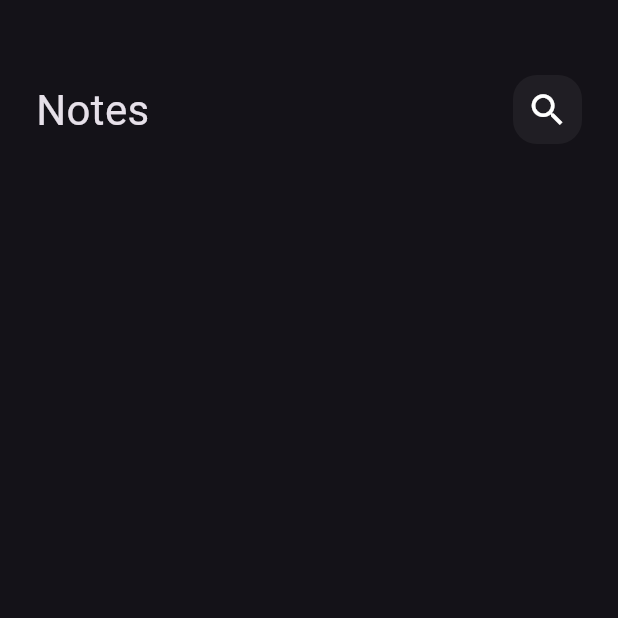
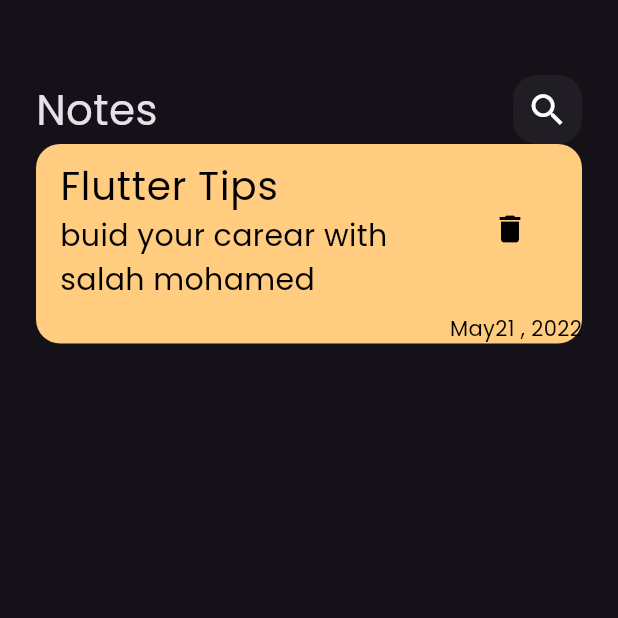
Before and after one commit to Salahffhshg/notes_app, a Flutter app: the screen it shows after launch, on a phone screen of 412 x 824 dp, the top half of it. Run offline on Flutter 3.47's test engine with Material 3 defaults, Android fonts, the phone set to English and light mode, and no system bars.

Commit message:
conter and fonts

```diff
--- a/lib/main.dart
+++ b/lib/main.dart
@@ -5,14 +5,15 @@ import 'notes.dart';
 void main() {
   runApp(const NotesApp());
 }
+
 class NotesApp extends StatelessWidget {
   const NotesApp({super.key});
 
   @override
   Widget build(BuildContext context) {
-    return   MaterialApp(
+    return MaterialApp(
       debugShowCheckedModeBanner: false,
-      theme: ThemeData.dark(),
+      theme: ThemeData(brightness: Brightness.dark, fontFamily: 'Poppins'),
       home: const Notes(),
     );
   }
--- a/lib/widgets/notes_view_body.dart
+++ b/lib/widgets/notes_view_body.dart
@@ -11,10 +11,59 @@ class NotesViewBody extends StatelessWidget {
       padding: EdgeInsets.symmetric(horizontal: 24),
       child: Column(
         children: [
-          SizedBox(height: 50,),
+          SizedBox(
+            height: 50,
+          ),
           CustomAppBar(),
+          NoteItem(),
         ],
       ),
     );
   }
 }
+
+class NoteItem extends StatelessWidget {
+  const NoteItem({super.key});
+
+  @override
+  Widget build(BuildContext context) {
+    return Container(
+      decoration: BoxDecoration(
+        color: const Color(0xffFFCC80),
+        borderRadius: BorderRadius.circular(16),
+      ),
+      child: Column(
+        crossAxisAlignment: CrossAxisAlignment.end,
+        children: [
+          ListTile(
+            title: const Text(
+              'Flutter Tips',
+              style: TextStyle(
+                color: Colors.black,
+                fontSize: 26,
+              ),
+            ),
+            subtitle: const Text(
+              'buid your carear with salah mohamed',
+              style: TextStyle(
+                color: Colors.black,
+                fontSize: 20,
+              ),
+            ),
+            trailing: IconButton(
+              onPressed: () {},
+              icon: const Icon(
+                Icons.delete,
+                color: Colors.black,
+              ),
+            ),
+          ),
+          const Text(
+            'May21 , 2022',
+            style: TextStyle(color: Colors.black),
+          )
+        ],
+      ),
+    );
+  }
+}
```
Also changed, not shown: pubspec.yaml (+4 -6 lines), assets/fonts/Poppins-Regular.ttf (added).
